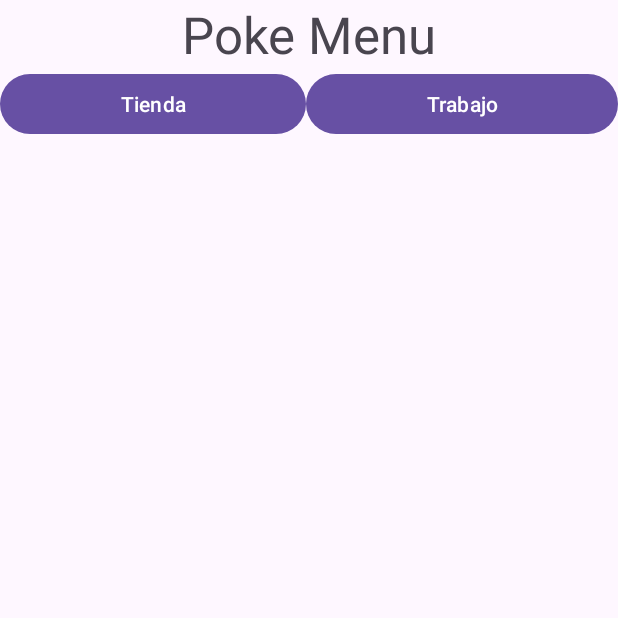
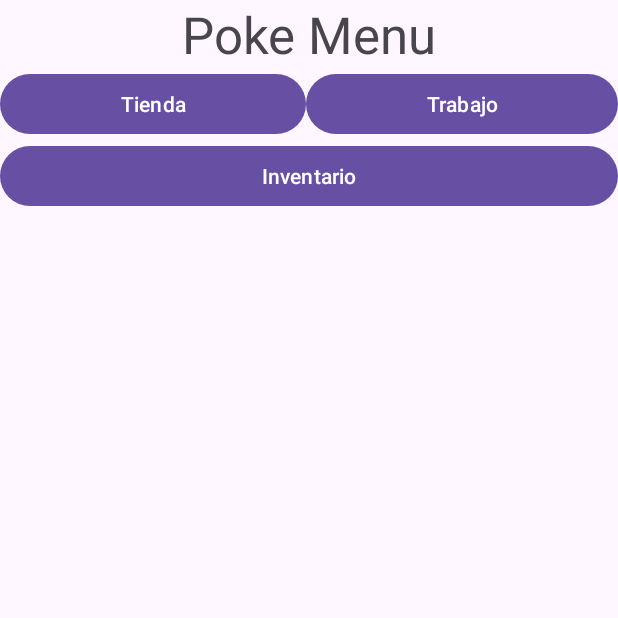
Before and after one commit to IssacInzunza/Poke_Practica, an Android app: the screen it shows after launch (MainActivity), on a phone screen of 412 x 824 dp, the top half of it. Run offline under Robolectric (Android 15) with nearby library versions, the phone set to English and light mode, and no system bars.

Commit message:
-Se agrego la poketienda -Se agrego la pokeshamba Se crearon las clases bases

```diff
--- a/app/src/main/AndroidManifest.xml
+++ b/app/src/main/AndroidManifest.xml
@@ -1,6 +1,8 @@
 <?xml version="1.0" encoding="utf-8"?>
 <manifest xmlns:android="http://schemas.android.com/apk/res/android"
     xmlns:tools="http://schemas.android.com/tools">
+    <uses-permission android:name="android.permission.INTERNET" />
+    <uses-permission android:name="android.permission.POST_NOTIFICATIONS" />
 
     <application
         android:allowBackup="true"
@@ -12,6 +14,7 @@
         android:supportsRtl="true"
         android:theme="@style/Theme.Practica11"
         tools:targetApi="31">
+        <receiver android:name=".MoneyReceiver" android:exported="false" />
         <activity
             android:name=".TiendaActivity"
             android:exported="false" />
--- /dev/null
+++ b/app/src/main/java/com/example/practica11/Alarmas.java
@@ -0,0 +1,41 @@
+package com.example.practica11;
+
+import android.app.AlarmManager;
+import android.app.PendingIntent;
+import android.content.Context;
+import android.content.Intent;
+
+import java.util.Calendar;
+
+public class Alarmas {
+    public void scheduleMidnightMoneyAlarm(Context context) {
+        AlarmManager alarmManager = (AlarmManager) context.getSystemService(Context.ALARM_SERVICE);
+        Intent alarmIntent = new Intent(context, MoneyReceiver.class);
+        PendingIntent pendingIntent = PendingIntent.getBroadcast(
+                context,
+                0,
+                alarmIntent,
+                PendingIntent.FLAG_IMMUTABLE | PendingIntent.FLAG_UPDATE_CURRENT
+        );
+
+        // Configura el calendario para medianoche
+        Calendar calendar = Calendar.getInstance();
+        calendar.set(Calendar.HOUR_OF_DAY, 0);
+        calendar.set(Calendar.MINUTE, 0);
+        calendar.set(Calendar.SECOND, 0);
+        calendar.set(Calendar.MILLISECOND, 0);
+
+        // Si ya pasó la medianoche, avanza al día siguiente
+        if (calendar.getTimeInMillis() <= System.currentTimeMillis()) {
+            calendar.add(Calendar.DAY_OF_YEAR, 1);
+        }
+
+        // Usar setInexactRepeating para alarmas repetitivas
+        alarmManager.setInexactRepeating(
+                AlarmManager.RTC_WAKEUP,               // Despierta el dispositivo si está en reposo
+                calendar.getTimeInMillis(),            // Hora de inicio
+                AlarmManager.INTERVAL_DAY,             // Intervalo diario
+                pendingIntent                          // PendingIntent asociado
+        );
+    }
+}
--- a/app/src/main/java/com/example/practica11/MainActivity.java
+++ b/app/src/main/java/com/example/practica11/MainActivity.java
@@ -1,6 +1,8 @@
 package com.example.practica11;
 
+import android.content.Intent;
 import android.os.Bundle;
+import android.view.View;
 
 import androidx.activity.EdgeToEdge;
 import androidx.appcompat.app.AppCompatActivity;
@@ -20,5 +22,17 @@ public class MainActivity extends AppCompatActivity {
             v.setPadding(systemBars.left, systemBars.top, systemBars.right, systemBars.bottom);
             return insets;
         });
+        Alarmas alarmas = new Alarmas();
+        alarmas.scheduleMidnightMoneyAlarm(this);
+    }
+
+    public void abrirTienda(View view){
+        Intent intent = new Intent(this, TiendaActivity.class);
+        startActivity(intent);
+    }
+
+    public void abrirChamba(View view){
+        Intent intent = new Intent(this, TrabajoActivity.class);
+        startActivity(intent);
     }
 }
--- a/app/src/main/res/layout/activity_main.xml
+++ b/app/src/main/res/layout/activity_main.xml
@@ -34,6 +34,7 @@
                     android:layout_width="wrap_content"
                     android:layout_height="wrap_content"
                     android:layout_weight="1"
+                    android:onClick="abrirTienda"
                     android:text="Tienda" />
 
                 <Button
@@ -41,7 +42,22 @@
                     android:layout_width="wrap_content"
                     android:layout_height="wrap_content"
                     android:layout_weight="1"
+                    android:onClick="abrirChamba"
                     android:text="Trabajo" />
+
+            </LinearLayout>
+
+            <LinearLayout
+                android:layout_width="match_parent"
+                android:layout_height="match_parent"
+                android:orientation="horizontal">
+
+                <Button
+                    android:id="@+id/btn_Inventario"
+                    android:layout_width="wrap_content"
+                    android:layout_height="wrap_content"
+                    android:layout_weight="1"
+                    android:text="Inventario" />
             </LinearLayout>
         </LinearLayout>
     </ScrollView>
--- a/build.gradle.kts
+++ b/build.gradle.kts
@@ -1,4 +1,5 @@
 // Top-level build file where you can add configuration options common to all sub-projects/modules.
 plugins {
     alias(libs.plugins.android.application) apply false
+/////////////////////////////////////////////////////////////////////////////////////////////////
 }
```
Also changed, not shown: app/src/main/java/com/example/practica11/Almacenamiento.java (+17 -2 lines), app/src/main/java/com/example/practica11/MoneyReceiver.java (added, +29 -0 lines), app/src/main/java/com/example/practica11/Notificaciones.java (added, +51 -0 lines), app/src/main/java/com/example/practica11/PokeApiService.java (+18 -0 lines), app/src/main/java/com/example/practica11/TiendaActivity.java (+86 -25 lines), app/src/main/java/com/example/practica11/TrabajoActivity.java (+6 -9 lines), app/src/main/res/layout/activity_tienda.xml (+43 -3 lines), gradle/libs.versions.toml (+6 -1 lines), gradle/wrapper/gradle-wrapper.properties, 1 other file.
